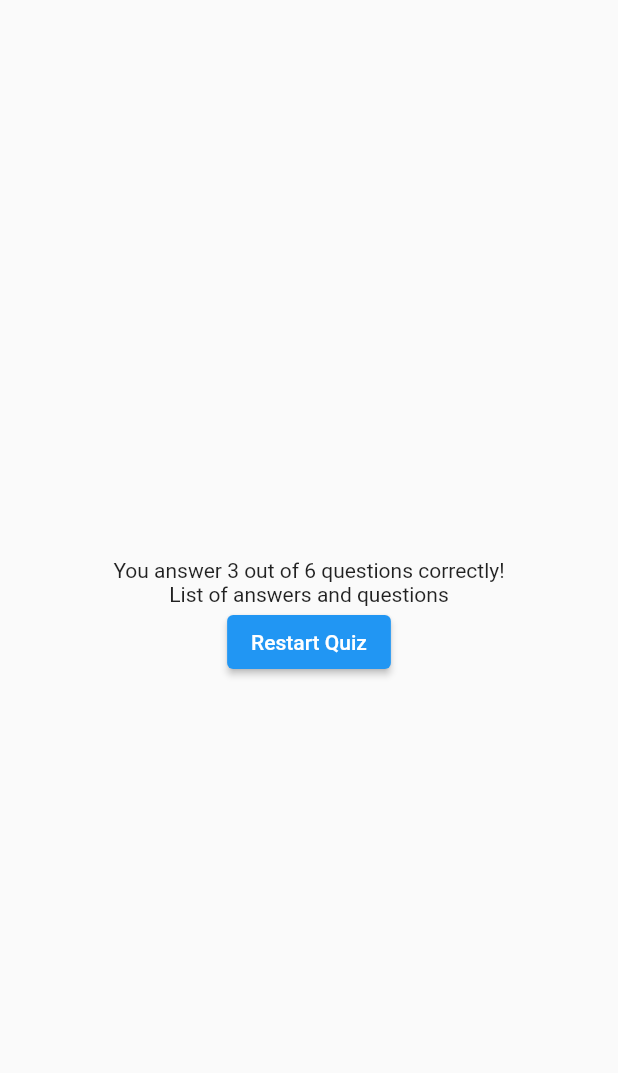
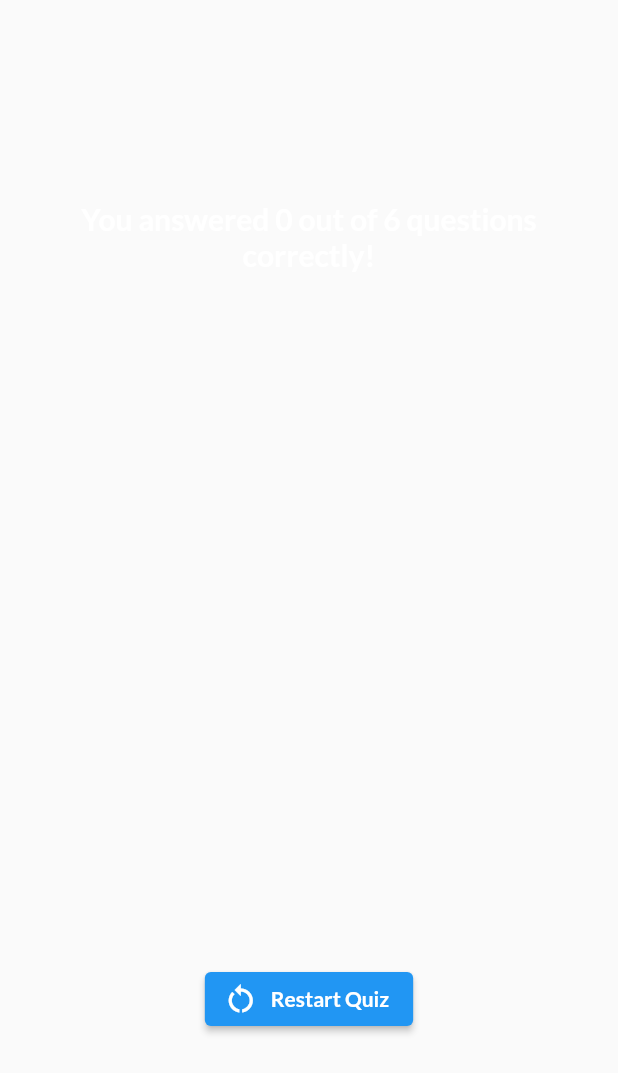
Before and after one commit to Htoomyat99/Quiz_APP, a Flutter app: the ResultScreen widget shown alone on an empty page, opened directly with empty values, on a phone screen of 412 x 824 dp. Shown: the top 1073 px of the screen. Run offline on Flutter 3.47's test engine with Material 2 defaults, Android fonts, the phone set to English and light mode, and no system bars; our stand-ins replace google_fonts.

Commit message:
result screen complete

```diff
--- a/lib/data/question.dart
+++ b/lib/data/question.dart
@@ -26,7 +26,7 @@ const questions = [
     ],
   ),
   QuizQuestion(
-    'Which widget should you try to use more often: StatelessWidget or StatefulWidget?',
+    'Which widget should you try to use more often: StatelessWidget or Stateful_ Widget?',
     [
       'StatelessWidget',
       'StatefulWidget',
--- a/lib/pages/result_screen.dart
+++ b/lib/pages/result_screen.dart
@@ -1,28 +1,68 @@
 import 'package:flutter/material.dart';
+import 'package:flutter_quiz_app/components/result_component.dart';
+import 'package:flutter_quiz_app/data/question.dart';
+import 'package:google_fonts/google_fonts.dart';
 
 class ResultScreen extends StatelessWidget {
-  const ResultScreen({super.key, required this.chooseAnswer});
+  const ResultScreen(
+      {super.key, required this.chooseAnswer, required this.restartQuiz});
 
   final List<String> chooseAnswer;
+  final void Function() restartQuiz;
 
   @override
   Widget build(BuildContext context) {
-    debugPrint('$chooseAnswer');
+    int count = 0;
 
-    return SizedBox(
-      width: double.infinity,
+    for (int i = 0; i < questions.length; i++) {
+      if (i < chooseAnswer.length &&
+          questions[i].answers[0] == chooseAnswer[i]) {
+        count++;
+      }
+    }
+
+    return Center(
+      child: SizedBox(
+        width: 330,
         child: Column(
           mainAxisAlignment: MainAxisAlignment.center,
+          mainAxisSize: MainAxisSize.max,
           children: [
             Text(
-            'You answer 3 out of 6 questions correctly!',
+              'You answered $count out of ${questions.length} questions correctly!',
+              style: GoogleFonts.lato(
+                  color: Colors.white,
+                  fontSize: 20,
+                  fontWeight: FontWeight.bold),
+              textAlign: TextAlign.center,
             ),
-          Text('List of answers and questions'),
-          ElevatedButton(
-            onPressed: () {},
-            child: Text('Restart Quiz'),
+            SizedBox(
+              height: 400,
+              child: ListView.builder(
+                shrinkWrap: true,
+                itemCount: chooseAnswer.length,
+                itemBuilder: (context, index) => Padding(
+                    padding: const EdgeInsets.symmetric(vertical: 10),
+                    child: ResultComponent(
+                        chooseAnswer: chooseAnswer, index: index)),
+              ),
+            ),
+            const SizedBox(
+              height: 60,
+            ),
+            ElevatedButton.icon(
+              icon: const Icon(Icons.restart_alt),
+              onPressed: restartQuiz,
+              label: Text(
+                'Restart Quiz',
+                style: GoogleFonts.lato(
+                    color: Colors.white,
+                    fontSize: 14,
+                    fontWeight: FontWeight.bold),
+              ),
             )
           ],
+        ),
       ),
     );
   }
```
Also changed, not shown: lib/components/result_component.dart (added, +81 -0 lines), lib/pages/quiz.dart (+8 -1 lines). Lines whose indentation alone changed are shown as unchanged.
